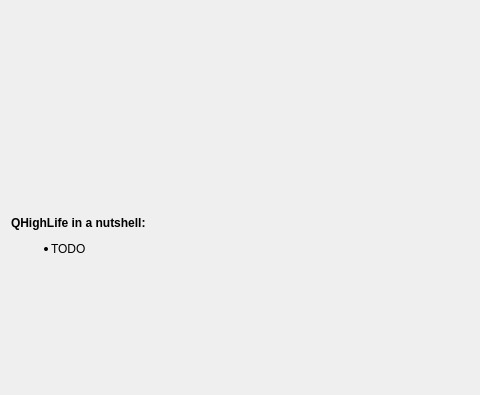
Above: tutorial.ui from gsanhueza/QHighLife before the change; both pictures show x 0 to 480 and y 0 to 395 of the 900 by 500 pixel window. Below: the same form after it.
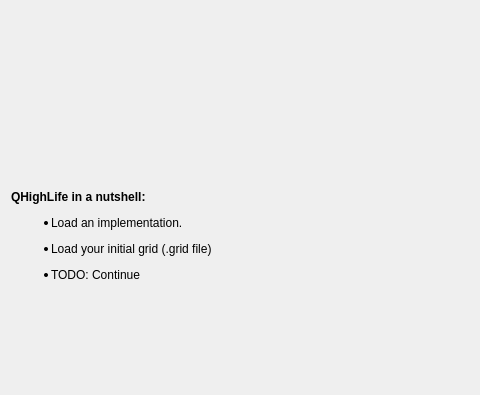
That is the form after the change. Icons and pictures are not drawn.

Diff of the .ui file:
```diff
--- a/tutorial.ui
+++ b/tutorial.ui
@@ -22,7 +22,7 @@
    <item>
     <widget class="QLabel" name="instructions">
      <property name="text">
-      <string>&lt;html&gt;&lt;head/&gt;&lt;body&gt;&lt;p&gt;&lt;span style=&quot; font-weight:600;&quot;&gt;QHighLife in a nutshell:&lt;/span&gt;&lt;/p&gt;&lt;ul style=&quot;margin-top: 0px; margin-bottom: 0px; margin-left: 0px; margin-right: 0px; -qt-list-indent: 1;&quot;&gt;&lt;li style=&quot; margin-top:12px; margin-bottom:0px; margin-left:0px; margin-right:0px; -qt-block-indent:0; text-indent:0px;&quot;&gt;TODO&lt;/li&gt;&lt;/ul&gt;&lt;/body&gt;&lt;/html&gt;</string>
+      <string>&lt;html&gt;&lt;head/&gt;&lt;body&gt;&lt;p&gt;&lt;span style=&quot; font-weight:600;&quot;&gt;QHighLife in a nutshell:&lt;/span&gt;&lt;/p&gt;&lt;ul style=&quot;margin-top: 0px; margin-bottom: 0px; margin-left: 0px; margin-right: 0px; -qt-list-indent: 1;&quot;&gt;&lt;li style=&quot; margin-top:12px; margin-bottom:0px; margin-left:0px; margin-right:0px; -qt-block-indent:0; text-indent:0px;&quot;&gt;Load an implementation.&lt;/li&gt;&lt;li style=&quot; margin-top:12px; margin-bottom:0px; margin-left:0px; margin-right:0px; -qt-block-indent:0; text-indent:0px;&quot;&gt;Load your initial grid (.grid file)&lt;/li&gt;&lt;li style=&quot; margin-top:12px; margin-bottom:0px; margin-left:0px; margin-right:0px; -qt-block-indent:0; text-indent:0px;&quot;&gt;TODO: Continue&lt;/li&gt;&lt;/ul&gt;&lt;/body&gt;&lt;/html&gt;</string>
      </property>
     </widget>
    </item>
```
